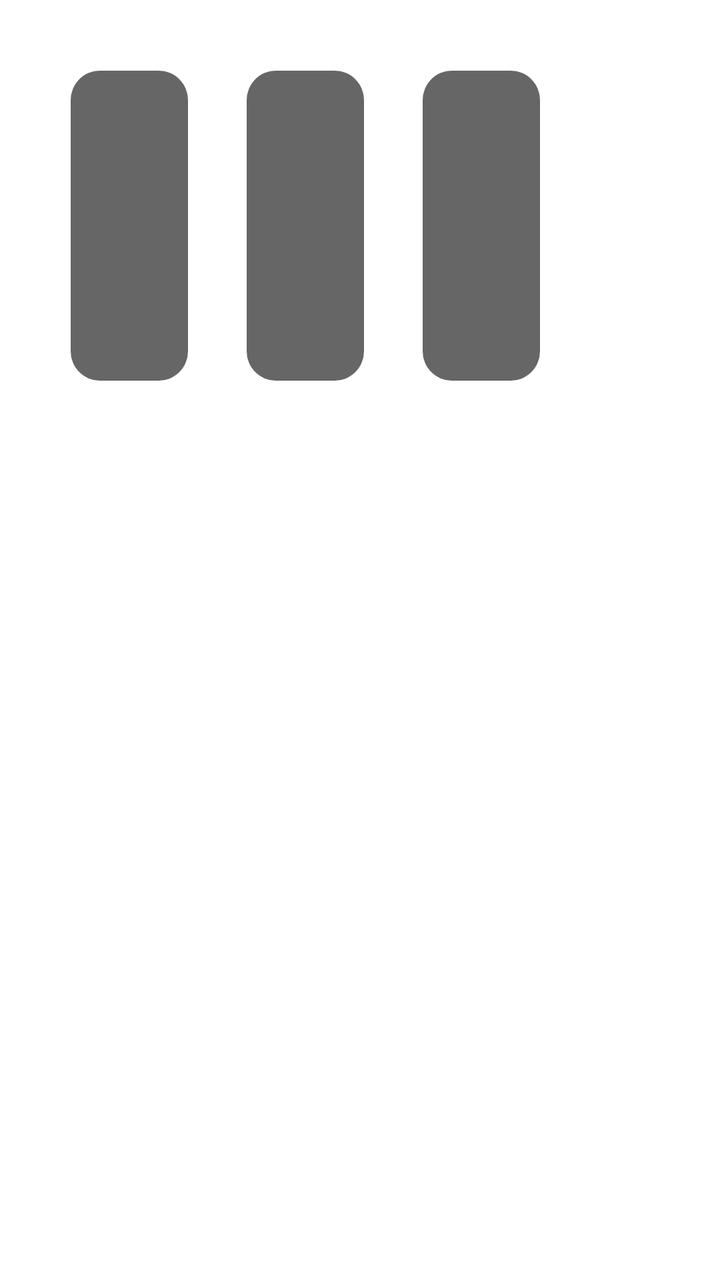
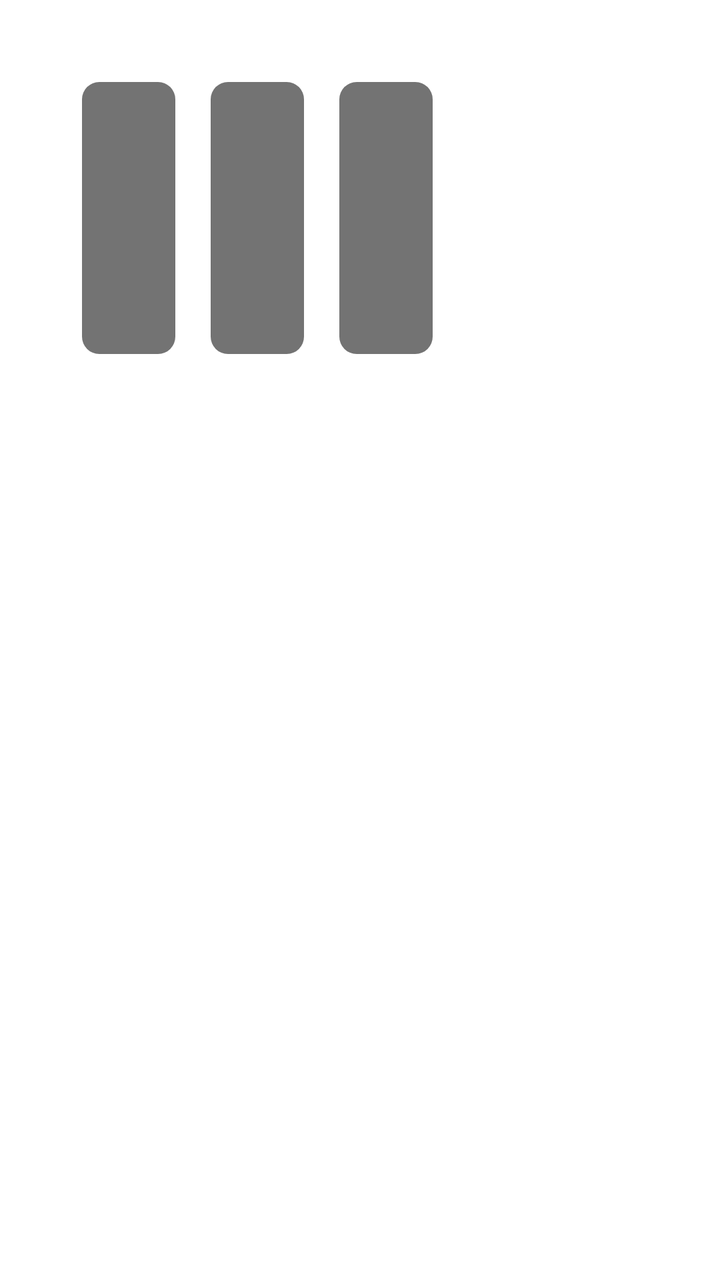

Two renders of the same Android screen: before a commit and after it. Below are the layout's source before the change and the commit's diff.
<!-- AndroidManifest.xml: application theme AppTheme.NoActionBar -->
<!-- res/layout/item_grid.xml -->
<?xml version="1.0" encoding="utf-8"?>
<FrameLayout xmlns:android="http://schemas.android.com/apk/res/android"
    android:layout_width="wrap_content"
    android:layout_height="wrap_content"
    android:background="@drawable/shape_thumb_radius"
    android:focusable="true"
    android:padding="@dimen/vs_1">

    <FrameLayout
        android:layout_width="@dimen/vs_214"
        android:layout_height="@dimen/vs_280">

        <ImageView
            android:id="@+id/ivThumb"
            android:layout_width="match_parent"
            android:layout_height="match_parent"
            android:padding="@dimen/vs_1"
            android:scaleType="centerCrop" />

        <LinearLayout
            android:layout_width="wrap_content"
            android:layout_height="wrap_content"
            android:layout_marginLeft="@dimen/vs_5"
            android:layout_marginTop="@dimen/vs_5"
            android:layout_marginRight="@dimen/vs_5"
            android:orientation="horizontal">

            <TextView
                android:id="@+id/tvYear"
                android:layout_width="wrap_content"
                android:layout_height="wrap_content"
                android:layout_marginEnd="@dimen/vs_5"
                android:layout_marginRight="@dimen/vs_5"
                android:background="@drawable/shape_thumb_year"
                android:ellipsize="end"
                android:gravity="center"
                android:paddingLeft="@dimen/vs_5"
                android:paddingRight="@dimen/vs_5"
                android:singleLine="true"
                android:textColor="@android:color/white"
                android:textSize="@dimen/ts_20" />

            <TextView
                android:id="@+id/tvArea"
                android:layout_width="wrap_content"
                android:layout_height="wrap_content"
                android:layout_marginEnd="@dimen/vs_5"
                android:layout_marginRight="@dimen/vs_5"
                android:background="@drawable/shape_thumb_year"
                android:ellipsize="end"
                android:gravity="center"
                android:paddingLeft="@dimen/vs_5"
                android:paddingRight="@dimen/vs_5"
                android:singleLine="true"
                android:textColor="@android:color/white"
                android:textSize="@dimen/ts_20" />

            <TextView
                android:id="@+id/tvLang"
                android:layout_width="wrap_content"
                android:layout_height="wrap_content"
                android:layout_marginEnd="@dimen/vs_5"
                android:layout_marginRight="@dimen/vs_5"
                android:background="@drawable/shape_thumb_year"
                android:ellipsize="end"
                android:gravity="center"
                android:paddingLeft="@dimen/vs_5"
                android:paddingRight="@dimen/vs_5"
                android:singleLine="true"
                android:textColor="@android:color/white"
                android:textSize="@dimen/ts_20" />

        </LinearLayout>


        <LinearLayout
            android:layout_width="match_parent"
            android:layout_height="wrap_content"
            android:layout_gravity="bottom"
            android:orientation="vertical"
            android:padding="@dimen/vs_1">

            <TextView
                android:id="@+id/tvNote"
                android:layout_width="wrap_content"
                android:layout_height="wrap_content"
                android:layout_gravity="bottom"
                android:layout_marginLeft="@dimen/vs_5"
                android:layout_marginRight="@dimen/vs_5"
                android:layout_marginBottom="@dimen/vs_5"
                android:background="@drawable/shape_thumb_note"
                android:ellipsize="end"
                android:gravity="center"
                android:paddingLeft="@dimen/vs_5"
                android:paddingRight="@dimen/vs_5"
                android:singleLine="true"
                android:textColor="@android:color/white"
                android:textSize="@dimen/ts_20" />

            <TextView
                android:id="@+id/tvName"
                android:layout_width="match_parent"
                android:layout_height="wrap_content"
                android:background="@drawable/shape_thumb_bottom_name"
                android:ellipsize="marquee"
                android:gravity="center"
                android:marqueeRepeatLimit="marquee_forever"
                android:padding="@dimen/vs_5"
                android:singleLine="true"
                android:text="Title"
                android:textColor="@android:color/white"
                android:textSize="@dimen/ts_22" />

            <TextView
                android:id="@+id/tvActor"
                android:layout_width="match_parent"
                android:layout_height="wrap_content"
                android:background="@drawable/shape_thumb_bottom_name"
                android:ellipsize="end"
                android:gravity="top"
                android:padding="@dimen/vs_5"
                android:singleLine="true"
                android:textColor="@android:color/white"
                android:textSize="@dimen/ts_16"
                android:visibility="gone" />
        </LinearLayout>

        <FrameLayout
            android:id="@+id/delFrameLayout"
            android:layout_width="match_parent"
            android:layout_height="match_parent"
            android:background="@drawable/shape_user_delete"
            android:layout_gravity="center"
            android:visibility="gone">

            <ImageView
                android:id="@+id/imageView"
                android:layout_width="@dimen/vs_80"
                android:layout_height="@dimen/vs_80"
                android:layout_gravity="center"
                android:layout_marginBottom="@dimen/vs_20"
                android:src="@drawable/icon_delete" />
        </FrameLayout>

    </FrameLayout>
</FrameLayout>
<!-- resources referenced by this layout -->
<resources>
  <dimen name="ts_16">16mm</dimen>
  <dimen name="ts_20">20mm</dimen>
  <dimen name="ts_22">22mm</dimen>
  <dimen name="vs_1">1mm</dimen>
  <dimen name="vs_20">20mm</dimen>
  <dimen name="vs_214">214mm</dimen>
  <dimen name="vs_280">280mm</dimen>
  <dimen name="vs_5">5mm</dimen>
  <dimen name="vs_80">80mm</dimen>
  <!-- drawable icon_delete (drawable) -->
  <vector android:height="24dp" android:tint="#FFFFFF"
      android:viewportHeight="24" android:viewportWidth="24"
      android:width="24dp" xmlns:android="http://schemas.android.com/apk/res/android">
    <path android:fillColor="@android:color/white" android:pathData="M6,19c0,1.1 0.9,2 2,2h8c1.1,0 2,-0.9 2,-2L18,7L6,7v12zM8,9h8v10L8,19L8,9zM15.5,4l-1,-1h-5l-1,1L5,4v2h14L19,4z"/>
  </vector>
  <!-- drawable shape_thumb_bottom_name (drawable) -->
  <?xml version="1.0" encoding="utf-8"?>
  <shape xmlns:android="http://schemas.android.com/apk/res/android">
      <corners
          android:bottomLeftRadius="8.9mm"
          android:bottomRightRadius="8.9mm" />
      <solid android:color="@color/color_000000_60" />
  </shape>
  <!-- drawable shape_thumb_note (drawable) -->
  <?xml version="1.0" encoding="utf-8"?>
  <shape xmlns:android="http://schemas.android.com/apk/res/android">
      <solid android:color="@color/color_000000_60" />
      <corners android:radius="2.5mm" />
  </shape>
  <!-- drawable shape_thumb_radius (drawable) -->
  <?xml version="1.0" encoding="utf-8"?>
  <selector xmlns:android="http://schemas.android.com/apk/res/android">
      <item android:state_focused="true">
          <shape>
              <corners android:radius="8.9mm" />
              <stroke android:width="1.6mm" android:color="?attr/color_theme" />
              <solid android:color="?attr/color_theme_40" />
          </shape>
      </item>
      <item android:state_focused="false">
          <shape>
              <corners android:radius="8.9mm" />
              <solid android:color="#14FFFFFF"/>
          </shape>
      </item>
  </selector>
  <!-- drawable shape_thumb_year (drawable) -->
  <?xml version="1.0" encoding="utf-8"?>
  <shape xmlns:android="http://schemas.android.com/apk/res/android">
      <solid android:color="@color/color_000000_60" />
      <corners android:radius="2.5mm" />
  </shape>
  <!-- drawable shape_user_delete (drawable) -->
  <?xml version="1.0" encoding="UTF-8"?>
  <shape xmlns:android="http://schemas.android.com/apk/res/android" android:shape="rectangle" >
  
      <gradient
          android:startColor="@color/color_000000_30"
          android:centerColor="@color/color_000000_60"
          android:endColor="@color/color_000000_30"
          android:angle="90" />
       <corners
          android:radius="@dimen/vs_10"/>
  
  </shape>
  <style name="AppTheme.NoActionBar">
          <item name="android:windowActionBar">false</item>
          <item name="android:windowNoTitle">true</item>
          <item name="windowActionBar">false</item>
          <item name="android:windowFullscreen">true</item>//全屏即无通知栏
          <item name="android:windowContentOverlay">@null</item>//是否有遮盖
          <item name="windowNoTitle">true</item>
          
          
          <item name="android:windowBackground">@android:color/transparent</item>
      </style>
  <color name="color_000000_60">#99000000</color>
  <color name="color_000000_30">#48000000</color>
  <dimen name="vs_10">10mm</dimen>
</resources>

<!-- the commit's change to res/layout/item_grid.xml (unified diff, before → after) -->
@@ -1,5 +1,6 @@
 <?xml version="1.0" encoding="utf-8"?>
 <FrameLayout xmlns:android="http://schemas.android.com/apk/res/android"
+    xmlns:app="http://schemas.android.com/apk/res-auto"
     android:layout_width="wrap_content"
     android:layout_height="wrap_content"
     android:background="@drawable/shape_thumb_radius"
@@ -10,118 +11,127 @@
         android:layout_width="@dimen/vs_214"
         android:layout_height="@dimen/vs_280">
 
-        <ImageView
+        <com.google.android.material.imageview.ShapeableImageView
             android:id="@+id/ivThumb"
             android:layout_width="match_parent"
             android:layout_height="match_parent"
-            android:padding="@dimen/vs_1"
-            android:scaleType="centerCrop" />
+            android:scaleType="centerCrop"
+            app:shapeAppearanceOverlay="@style/PosterRound" />
 
+        
         <LinearLayout
             android:layout_width="wrap_content"
             android:layout_height="wrap_content"
-            android:layout_marginLeft="@dimen/vs_5"
-            android:layout_marginTop="@dimen/vs_5"
-            android:layout_marginRight="@dimen/vs_5"
+            android:layout_marginLeft="@dimen/vs_6"
+            android:layout_marginTop="@dimen/vs_6"
+            android:layout_marginRight="@dimen/vs_6"
             android:orientation="horizontal">
 
             <TextView
                 android:id="@+id/tvYear"
                 android:layout_width="wrap_content"
                 android:layout_height="wrap_content"
-                android:layout_marginEnd="@dimen/vs_5"
-                android:layout_marginRight="@dimen/vs_5"
-                android:background="@drawable/shape_thumb_year"
+                android:layout_marginEnd="@dimen/vs_3"
+                android:layout_marginRight="@dimen/vs_3"
+                android:background="@drawable/shape_badge_small"
                 android:ellipsize="end"
                 android:gravity="center"
-                android:paddingLeft="@dimen/vs_5"
-                android:paddingRight="@dimen/vs_5"
+                android:paddingLeft="@dimen/vs_4"
+                android:paddingRight="@dimen/vs_4"
+                android:paddingTop="@dimen/vs_1"
+                android:paddingBottom="@dimen/vs_1"
                 android:singleLine="true"
-                android:textColor="@android:color/white"
-                android:textSize="@dimen/ts_20" />
+                android:textColor="#E6FFFFFF"
+                android:textSize="@dimen/ts_16" />
 
             <TextView
                 android:id="@+id/tvArea"
                 android:layout_width="wrap_content"
                 android:layout_height="wrap_content"
-                android:layout_marginEnd="@dimen/vs_5"
-                android:layout_marginRight="@dimen/vs_5"
-                android:background="@drawable/shape_thumb_year"
+                android:layout_marginEnd="@dimen/vs_3"
+                android:layout_marginRight="@dimen/vs_3"
+                android:background="@drawable/shape_badge_small"
                 android:ellipsize="end"
                 android:gravity="center"
-                android:paddingLeft="@dimen/vs_5"
-                android:paddingRight="@dimen/vs_5"
+                android:paddingLeft="@dimen/vs_4"
+                android:paddingRight="@dimen/vs_4"
+                android:paddingTop="@dimen/vs_1"
+                android:paddingBottom="@dimen/vs_1"
                 android:singleLine="true"
-                android:textColor="@android:color/white"
-                android:textSize="@dimen/ts_20" />
+                android:textColor="#E6FFFFFF"
+                android:textSize="@dimen/ts_16" />
 
             <TextView
                 android:id="@+id/tvLang"
                 android:layout_width="wrap_content"
                 android:layout_height="wrap_content"
-                android:layout_marginEnd="@dimen/vs_5"
-                android:layout_marginRight="@dimen/vs_5"
-                android:background="@drawable/shape_thumb_year"
+                android:background="@drawable/shape_badge_small"
                 android:ellipsize="end"
                 android:gravity="center"
-                android:paddingLeft="@dimen/vs_5"
-                android:paddingRight="@dimen/vs_5"
+                android:paddingLeft="@dimen/vs_4"
+                android:paddingRight="@dimen/vs_4"
+                android:paddingTop="@dimen/vs_1"
+                android:paddingBottom="@dimen/vs_1"
                 android:singleLine="true"
-                android:textColor="@android:color/white"
-                android:textSize="@dimen/ts_20" />
+                android:textColor="#E6FFFFFF"
+                android:textSize="@dimen/ts_16" />
 
         </LinearLayout>
 
+        
+        <View
+            android:layout_width="match_parent"
+            android:layout_height="@dimen/vs_70"
+            android:layout_gravity="bottom"
+            android:background="@drawable/shape_thumb_bottom_scrim" />
 
+        
         <LinearLayout
             android:layout_width="match_parent"
             android:layout_height="wrap_content"
             android:layout_gravity="bottom"
             android:orientation="vertical"
-            android:padding="@dimen/vs_1">
+            android:paddingLeft="@dimen/vs_6"
+            android:paddingRight="@dimen/vs_6"
+            android:paddingBottom="@dimen/vs_6">
 
             <TextView
                 android:id="@+id/tvNote"
                 android:layout_width="wrap_content"
                 android:layout_height="wrap_content"
-                android:layout_gravity="bottom"
-                android:layout_marginLeft="@dimen/vs_5"
-                android:layout_marginRight="@dimen/vs_5"
-                android:layout_marginBottom="@dimen/vs_5"
-                android:background="@drawable/shape_thumb_note"
+                android:layout_marginBottom="@dimen/vs_2"
                 android:ellipsize="end"
-                android:gravity="center"
-                android:paddingLeft="@dimen/vs_5"
-                android:paddingRight="@dimen/vs_5"
+                android:gravity="start"
                 android:singleLine="true"
-                android:textColor="@android:color/white"
-                android:textSize="@dimen/ts_20" />
+                android:textColor="#B3FFFFFF"
+                android:textSize="@dimen/ts_16"
+                android:visibility="gone" />
 
             <TextView
                 android:id="@+id/tvName"
                 android:layout_width="match_parent"
                 android:layout_height="wrap_content"
-                android:background="@drawable/shape_thumb_bottom_name"
                 android:ellipsize="marquee"
-                android:gravity="center"
                 android:marqueeRepeatLimit="marquee_forever"
-                android:padding="@dimen/vs_5"
+                android:shadowColor="@color/color_000000_90"
+                android:shadowDx="0"
+                android:shadowDy="0"
+                android:shadowRadius="3"
                 android:singleLine="true"
                 android:text="Title"
                 android:textColor="@android:color/white"
-                android:textSize="@dimen/ts_22" />
+                android:textSize="@dimen/ts_20" />
 
             <TextView
                 android:id="@+id/tvActor"
                 android:layout_width="match_parent"
                 android:layout_height="wrap_content"
-                android:background="@drawable/shape_thumb_bottom_name"
                 android:ellipsize="end"
-                android:gravity="top"
-                android:padding="@dimen/vs_5"
+                android:gravity="start"
+                android:paddingTop="@dimen/vs_1"
                 android:singleLine="true"
-                android:textColor="@android:color/white"
-                android:textSize="@dimen/ts_16"
+                android:textColor="#B3FFFFFF"
+                android:textSize="@dimen/ts_14"
                 android:visibility="gone" />
         </LinearLayout>
 
<!-- resource entries referenced after the edit -->
@@ -1,13 +1,18 @@
 <!-- resources referenced by this layout -->
 <resources>
+  <color name="color_000000_90">#E6000000</color>
+  <dimen name="ts_14">14mm</dimen>
   <dimen name="ts_16">16mm</dimen>
   <dimen name="ts_20">20mm</dimen>
-  <dimen name="ts_22">22mm</dimen>
   <dimen name="vs_1">1mm</dimen>
+  <dimen name="vs_2">2mm</dimen>
   <dimen name="vs_20">20mm</dimen>
   <dimen name="vs_214">214mm</dimen>
   <dimen name="vs_280">280mm</dimen>
-  <dimen name="vs_5">5mm</dimen>
+  <dimen name="vs_3">3mm</dimen>
+  <dimen name="vs_4">4mm</dimen>
+  <dimen name="vs_6">6mm</dimen>
+  <dimen name="vs_70">70mm</dimen>
   <dimen name="vs_80">80mm</dimen>
   <!-- drawable icon_delete (drawable) -->
   <vector android:height="24dp" android:tint="#FFFFFF"
@@ -15,19 +20,23 @@
       android:width="24dp" xmlns:android="http://schemas.android.com/apk/res/android">
     <path android:fillColor="@android:color/white" android:pathData="M6,19c0,1.1 0.9,2 2,2h8c1.1,0 2,-0.9 2,-2L18,7L6,7v12zM8,9h8v10L8,19L8,9zM15.5,4l-1,-1h-5l-1,1L5,4v2h14L19,4z"/>
   </vector>
-  <!-- drawable shape_thumb_bottom_name (drawable) -->
+  <!-- drawable shape_badge_small (drawable) -->
   <?xml version="1.0" encoding="utf-8"?>
   <shape xmlns:android="http://schemas.android.com/apk/res/android">
-      <corners
-          android:bottomLeftRadius="8.9mm"
-          android:bottomRightRadius="8.9mm" />
-      <solid android:color="@color/color_000000_60" />
+      <solid android:color="#8C000000" />
+      <corners android:radius="1.5mm" />
   </shape>
-  <!-- drawable shape_thumb_note (drawable) -->
+  <!-- drawable shape_thumb_bottom_scrim (drawable) -->
   <?xml version="1.0" encoding="utf-8"?>
   <shape xmlns:android="http://schemas.android.com/apk/res/android">
-      <solid android:color="@color/color_000000_60" />
-      <corners android:radius="2.5mm" />
+      <gradient
+          android:angle="270"
+          android:startColor="#00000000"
+          android:centerColor="#66000000"
+          android:endColor="#E6000000" />
+      <corners
+          android:bottomLeftRadius="7.9mm"
+          android:bottomRightRadius="7.9mm" />
   </shape>
   <!-- drawable shape_thumb_radius (drawable) -->
   <?xml version="1.0" encoding="utf-8"?>
@@ -46,12 +55,6 @@
           </shape>
       </item>
   </selector>
-  <!-- drawable shape_thumb_year (drawable) -->
-  <?xml version="1.0" encoding="utf-8"?>
-  <shape xmlns:android="http://schemas.android.com/apk/res/android">
-      <solid android:color="@color/color_000000_60" />
-      <corners android:radius="2.5mm" />
-  </shape>
   <!-- drawable shape_user_delete (drawable) -->
   <?xml version="1.0" encoding="UTF-8"?>
   <shape xmlns:android="http://schemas.android.com/apk/res/android" android:shape="rectangle" >
@@ -65,6 +68,10 @@
           android:radius="@dimen/vs_10"/>
   
   </shape>
+  <style name="PosterRound">
+          <item name="cornerFamily">rounded</item>
+          <item name="cornerSize">7.9mm</item>
+      </style>
   <style name="AppTheme.NoActionBar">
           <item name="android:windowActionBar">false</item>
           <item name="android:windowNoTitle">true</item>
